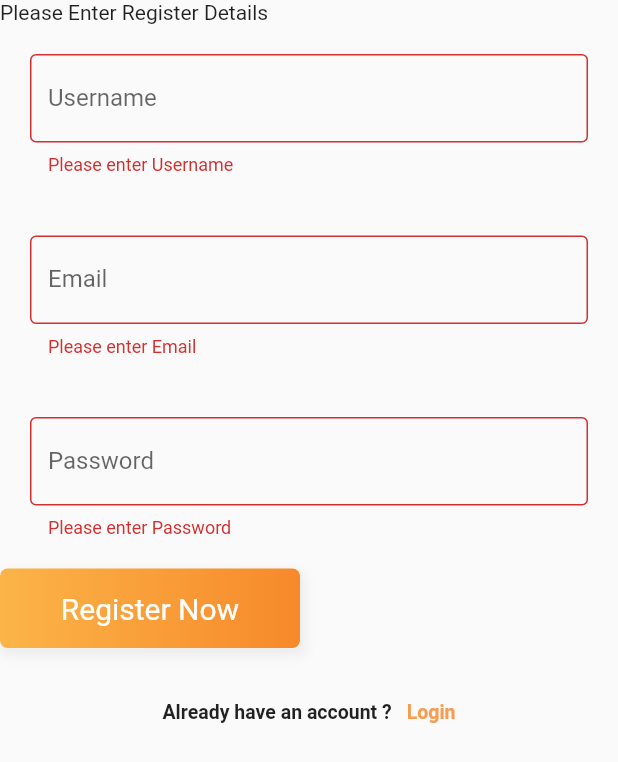
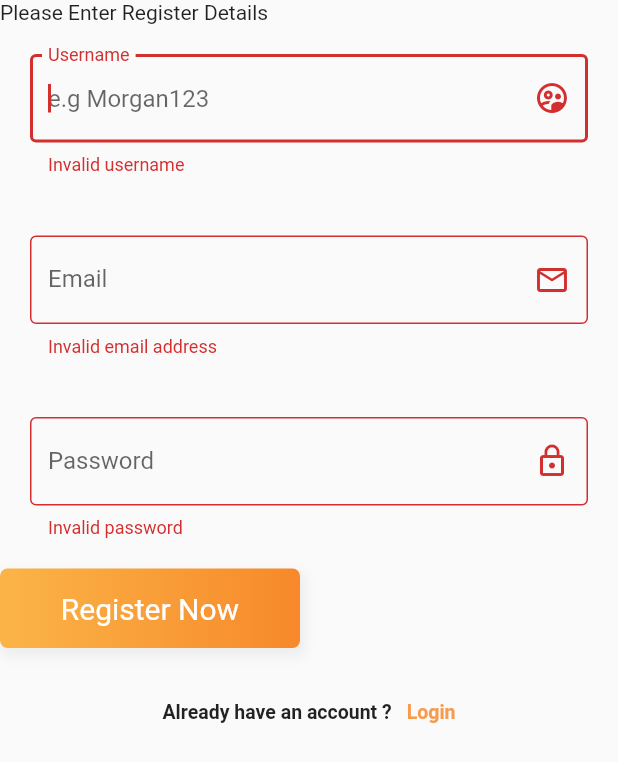
Before and after one commit to CantonCode/FYP-Flutter-Mobile-Application, a Flutter app: the RegisterScreen widget shown alone on an empty page, opened directly, after a tap on "Register Now", on a phone screen of 412 x 824 dp. Shown: the top 762 px of the screen. Run offline on Flutter 3.47's test engine with Material 2 defaults, Android fonts, the phone set to English and light mode, and no system bars; our stand-ins replace email_validator, firebase_auth, firebase_core; accounts and stored records are empty.

```diff
--- a/lib/register.dart
+++ b/lib/register.dart
@@ -1,3 +1,4 @@
+import 'package:email_validator/email_validator.dart';
 import 'package:flutter/material.dart';
 
 import 'login.dart';
@@ -26,26 +27,89 @@ class _RegisterScreenState extends State<RegisterScreen> {
   TextEditingController passController = TextEditingController();
   TextEditingController emailController = TextEditingController();
   TextEditingController userNameController = TextEditingController();
+  String _username, _email, _password = "";
   final _formKey = GlobalKey<FormState>();
 
-  Widget _entryField(String title, TextEditingController data,
-      {bool isPassword = false}) {
+  Widget EmailInput() {
     return Container(
         margin: EdgeInsets.all(20),
         child: TextFormField(
-            controller: data,
-            validator: (value) {
-              if (value.isEmpty) {
-                return "Please enter " + title;
-              }
+          // focusNode: _emailFocusNode,
+          keyboardType: TextInputType.emailAddress,
+          decoration: InputDecoration(
+            border: OutlineInputBorder(),
+            labelText: "Email",
+            hintText: "e.g abc@gmail.com",
+            suffixIcon: Icon(Icons.email_outlined),
+          ),
+          textInputAction: TextInputAction.next,
+          controller: emailController,
+          validator: (email) =>
+              EmailValidator.validate(email) ? null : "Invalid email address",
+          onSaved: (email) => _email = email,
+          // onFieldSubmitted: (_){
+          //   fieldFocusChange(context, _emailFocusNode, _passwordFocusNode);
+          // },
+        ));
+  }
+
+  Widget NameInput() {
+    return Container(
+        margin: EdgeInsets.all(20),
+        child: TextFormField(
+          // focusNode: _usernameFocusNode,
+          autofocus: true,
+          textCapitalization: TextCapitalization.words,
+          keyboardType: TextInputType.text,
+          decoration: InputDecoration(
+            border: OutlineInputBorder(),
+            labelText: "Username",
+            hintText: "e.g Morgan123",
+            suffixIcon: Icon(Icons.supervised_user_circle_outlined),
+          ),
+          textInputAction: TextInputAction.next,
+          validator: (name) {
+            Pattern pattern = r'^[a-zA-Z0-9]([._-](?![._-])|[a-zA-Z0-9]){3,18}[a-zA-Z0-9]$';
+            RegExp regex = new RegExp(pattern);
+            if (!regex.hasMatch(name))
+              return 'Invalid username';
+            else
               return null;
-            },
-            obscureText: isPassword,
-            decoration: InputDecoration(
-              border: OutlineInputBorder(),
-              labelText: title,
-            )));
+          },
+          onSaved: (name) => _username = name,
+          // onFieldSubmitted: (_){
+          //   fieldFocusChange(context, _usernameFocusNode, _emailFocusNode);
+          // },
+        ));
   }
+
+  Widget PasswordInput() {
+    return Container(
+        margin: EdgeInsets.all(20),
+        child: TextFormField(
+      // focusNode: _passwordFocusNode,
+      keyboardType: TextInputType.text ,
+      obscureText: true,
+      decoration: InputDecoration(
+        border: OutlineInputBorder(),
+        labelText: "Password",
+        suffixIcon: Icon(Icons.lock_outline),
+      ),
+      textInputAction: TextInputAction.done,
+
+      validator: (password){
+        Pattern pattern =
+            r'^(?=.*[0-9]+.*)(?=.*[a-zA-Z]+.*)[0-9a-zA-Z]{6,}$';
+        RegExp regex = new RegExp(pattern);
+        if (!regex.hasMatch(password))
+          return 'Invalid password';
+        else
+          return null;
+      },
+      onSaved: (password)=> _password = password,
+    ));
+  }
+
 
   Widget _submitButton() {
     return InkWell(
@@ -134,13 +198,12 @@ class _RegisterScreenState extends State<RegisterScreen> {
     return Form(
         key: _formKey,
         child: Column(
-
             crossAxisAlignment: CrossAxisAlignment.start,
             children: <Widget>[
               Text("Please Enter Register Details"),
-              _entryField("Username", userNameController),
-              _entryField("Email", emailController),
-              _entryField("Password", passController, isPassword: true),
+              NameInput(),
+              EmailInput(),
+              PasswordInput(),
               _submitButton(),
               _loginAccountLabel()
             ]));
--- a/pubspec.yaml
+++ b/pubspec.yaml
@@ -31,6 +31,7 @@ dependencies:
   english_words: ^3.1.5
   firebase_core: ^0.5.0
   firebase_auth: ^0.18.0+1
+  email_validator: ^1.0.0
 
   provider: ^4.3.2+1
 
```
Also changed, not shown: pubspec.lock.
